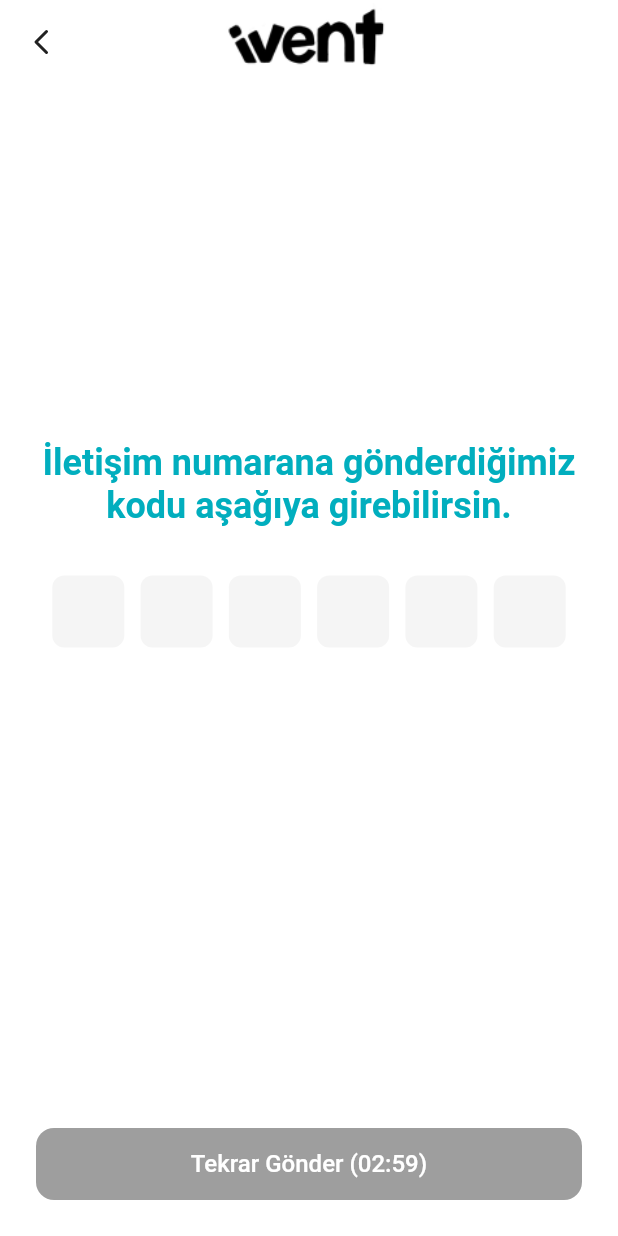
After one commit to PardusDev/ivent_trial, a Flutter app: the OtpVerificationView screen opened by its route, on a phone screen of 412 x 824 dp. The commit adds this screen. Run offline on Flutter 3.47's test engine with Material 3 defaults, Android fonts, the phone set to English and light mode, and no system bars; our stand-ins replace flutter_svg, get; Roboto replaces fonts that are missing (SF Pro Display).

Commit message:
feat(otp-verification): implement OTP verification screen and add app_routes

```diff
--- /dev/null
+++ b/lib/core/routes/app_pages.dart
@@ -0,0 +1,21 @@
+import 'package:get/get.dart';
+import 'package:ivent_trial/core/routes/app_routes.dart';
+import 'package:ivent_trial/view/authentication/otp_verification/view/otp_verification_view.dart';
+import 'package:ivent_trial/view/authentication/phone_verification/view/phone_verification_view.dart';
+import 'package:ivent_trial/view/dashboard/dashboard_view.dart';
+
+class AppPages {
+  AppPages._();
+
+  static final List<GetPage<dynamic>> pages = <GetPage<dynamic>>[
+    GetPage(
+      name: AppRoutes.phoneVerification,
+      page: () => const PhoneVerificationView(),
+    ),
+    GetPage(
+      name: AppRoutes.otpVerification,
+      page: () => const OtpVerificationView(),
+    ),
+    GetPage(name: AppRoutes.dashboard, page: () => const DashboardView()),
+  ];
+}
--- /dev/null
+++ b/lib/core/routes/app_routes.dart
@@ -0,0 +1,8 @@
+// Define route name constants for navigation
+class AppRoutes {
+  AppRoutes._();
+
+  static const String phoneVerification = '/phone-verification';
+  static const String otpVerification = '/otp-verification';
+  static const String dashboard = '/dashboard';
+}
--- /dev/null
+++ b/lib/product/utils/time_utils.dart
@@ -0,0 +1,12 @@
+class TimeUtils {
+  TimeUtils._();
+
+  /// Formats total seconds into MM:SS string (e.g., 180 -> 03:00)
+  static String formatSecondsToMinutesSeconds(int totalSeconds) {
+    final int minutes = totalSeconds ~/ 60;
+    final int seconds = totalSeconds % 60;
+    final String mm = minutes.toString().padLeft(2, '0');
+    final String ss = seconds.toString().padLeft(2, '0');
+    return '$mm:$ss';
+  }
+}
--- a/lib/product/widgets/continue_button.dart
+++ b/lib/product/widgets/continue_button.dart
@@ -2,8 +2,8 @@ import 'package:flutter/material.dart';
 import 'package:ivent_trial/core/constants/app_colors.dart';
 import 'package:ivent_trial/core/constants/app_text_styles.dart';
 
-class ContinueButton extends StatelessWidget {
-  const ContinueButton({
+class PrimaryButton extends StatelessWidget {
+  const PrimaryButton({
     required this.text,
     required this.onPressed,
     this.isLoading = false,
--- /dev/null
+++ b/lib/product/widgets/otp_input_field.dart
@@ -0,0 +1,107 @@
+import 'package:flutter/material.dart';
+import 'package:flutter/services.dart';
+import 'package:ivent_trial/core/constants/app_colors.dart';
+import 'package:ivent_trial/core/constants/app_text_styles.dart';
+
+class OtpInputField extends StatefulWidget {
+  const OtpInputField({
+    required this.controller,
+    required this.focusNode,
+    required this.onChanged,
+    required this.onBackspace,
+    super.key,
+  });
+
+  final TextEditingController controller;
+  final FocusNode focusNode;
+  final ValueChanged<String> onChanged;
+  final VoidCallback onBackspace;
+
+  @override
+  State<OtpInputField> createState() => _OtpInputFieldState();
+}
+
+class _OtpInputFieldState extends State<OtpInputField> {
+  bool _hasFocus = false;
+  bool _hasText = false;
+
+  @override
+  void initState() {
+    super.initState();
+    widget.focusNode.addListener(_onFocusChanged);
+    widget.controller.addListener(_onTextChanged);
+  }
+
+  @override
+  void dispose() {
+    widget.focusNode.removeListener(_onFocusChanged);
+    widget.controller.removeListener(_onTextChanged);
+    super.dispose();
+  }
+
+  void _onFocusChanged() {
+    setState(() {
+      _hasFocus = widget.focusNode.hasFocus;
+    });
+  }
+
+  void _onTextChanged() {
+    setState(() {
+      _hasText = widget.controller.text.isNotEmpty;
+    });
+  }
+
+  @override
+  Widget build(BuildContext context) {
+    return Container(
+      width: 48,
+      height: 48,
+      decoration: BoxDecoration(
+        color: _hasFocus
+            ? AppColors.primary.withValues(alpha: 0.08)
+            : AppColors.grey100,
+        borderRadius: BorderRadius.circular(8),
+      ),
+      child: Center(
+        child: TextFormField(
+          controller: widget.controller,
+          focusNode: widget.focusNode,
+          keyboardType: TextInputType.number,
+          textAlign: TextAlign.center,
+          textAlignVertical: TextAlignVertical.center,
+          maxLength: 1,
+          style: AppTextStyles.medium16.copyWith(
+            color: _hasText ? AppColors.veryDarkGrey : AppColors.grey500,
+          ),
+          inputFormatters: [
+            FilteringTextInputFormatter.digitsOnly,
+            LengthLimitingTextInputFormatter(1),
+          ],
+          decoration: const InputDecoration(
+            border: InputBorder.none,
+            enabledBorder: InputBorder.none,
+            focusedBorder: InputBorder.none,
+            errorBorder: InputBorder.none,
+            focusedErrorBorder: InputBorder.none,
+            counterText: '',
+            contentPadding: EdgeInsets.zero,
+            isDense: true,
+          ),
+          onChanged: (value) {
+            widget.onChanged(value);
+          },
+          onTap: () {
+            // Select all text when tapped for easier editing
+            widget.controller.selection = TextSelection(
+              baseOffset: 0,
+              extentOffset: widget.controller.text.length,
+            );
+          },
+          onEditingComplete: () {
+            // Handle when editing is complete
+          },
+        ),
+      ),
+    );
+  }
+}
--- /dev/null
+++ b/lib/view/authentication/otp_verification/view/otp_verification_view.dart
@@ -0,0 +1,118 @@
+import 'package:flutter/material.dart';
+import 'package:get/get.dart';
+import 'package:ivent_trial/core/constants/app_colors.dart';
+import 'package:ivent_trial/core/constants/app_text_styles.dart';
+import 'package:ivent_trial/product/widgets/default_app_bar.dart';
+import 'package:ivent_trial/product/widgets/otp_input_field.dart';
+import 'package:ivent_trial/product/widgets/continue_button.dart';
+import '../controller/otp_verification_controller.dart';
+
+class OtpVerificationView extends StatelessWidget {
+  const OtpVerificationView({super.key});
+
+  @override
+  Widget build(BuildContext context) {
+    final controller = Get.put(OtpVerificationController());
+
+    return Scaffold(
+      backgroundColor: AppColors.white,
+      appBar: const DefaultAppBar(showBackButton: true),
+      body: SafeArea(
+        child: Padding(
+          padding: const EdgeInsets.all(24.0),
+          child: Stack(
+            children: [
+              Column(
+                children: [
+                  const Spacer(flex: 2),
+                  _OtpVerificationContent(controller: controller),
+                  const Spacer(flex: 3),
+                  _BottomResendSection(controller: controller),
+                ],
+              ),
+            ],
+          ),
+        ),
+      ),
+    );
+  }
+}
+
+// Private widgets for modular structure
+
+class _OtpVerificationContent extends StatelessWidget {
+  const _OtpVerificationContent({required this.controller});
+
+  final OtpVerificationController controller;
+
+  @override
+  Widget build(BuildContext context) {
+    return Column(
+      mainAxisSize: MainAxisSize.min,
+      crossAxisAlignment: CrossAxisAlignment.center,
+      children: [
+        const _HeaderText(),
+        const SizedBox(height: 32),
+        _OtpInputSection(controller: controller),
+      ],
+    );
+  }
+}
+
+class _HeaderText extends StatelessWidget {
+  const _HeaderText();
+
+  @override
+  Widget build(BuildContext context) {
+    return Text(
+      'İletişim numarana gönderdiğimiz kodu aşağıya girebilirsin.',
+      style: AppTextStyles.bold24Primary,
+      textAlign: TextAlign.center,
+      overflow: TextOverflow.visible,
+    );
+  }
+}
+
+class _OtpInputSection extends StatelessWidget {
+  const _OtpInputSection({required this.controller});
+
+  final OtpVerificationController controller;
+
+  @override
+  Widget build(BuildContext context) {
+    return Row(
+      mainAxisAlignment: MainAxisAlignment.spaceEvenly,
+      children: List.generate(
+        6,
+        (index) => OtpInputField(
+          controller: controller.otpControllers[index],
+          focusNode: controller.focusNodes[index],
+          onChanged: (value) => controller.onOtpChanged(value, index),
+          onBackspace: () => controller.onOtpBackspace(index),
+        ),
+      ),
+    );
+  }
+}
+
+class _BottomResendSection extends StatelessWidget {
+  const _BottomResendSection({required this.controller});
+
+  final OtpVerificationController controller;
+
+  @override
+  Widget build(BuildContext context) {
+    return Obx(() {
+      final bool enabled = controller.canResend;
+      final String text = enabled
+          ? 'Tekrar Gönder'
+          : 'Tekrar Gönder (${controller.timerText})';
+      return PrimaryButton(
+        text: text,
+        onPressed: enabled ? controller.resendOtp : null,
+      );
+    });
+  }
+}
+
+// Continue button removed: auto-verify on 6 digits entered
--- a/lib/view/authentication/phone_verification/view/phone_verification_view.dart
+++ b/lib/view/authentication/phone_verification/view/phone_verification_view.dart
@@ -100,7 +100,7 @@ class _ContinueButtonSection extends StatelessWidget {
   @override
   Widget build(BuildContext context) {
     return Obx(
-      () => ContinueButton(
+      () => PrimaryButton(
         text: 'Devam Et',
         onPressed: controller.canContinueRx.value
             ? controller.sendPhoneNumber
```
Also changed, not shown: lib/main.dart (+4 -8 lines), lib/product/snackbar/app_snackbar.dart (added, +110 -0 lines), lib/view/authentication/otp_verification/controller/otp_verification_controller.dart (added, +174 -0 lines), lib/view/authentication/phone_verification/controller/phone_verification_controller.dart (+5 -14 lines), lib/view/dashboard/dashboard_view.dart (added, +40 -0 lines), 3 other files.
